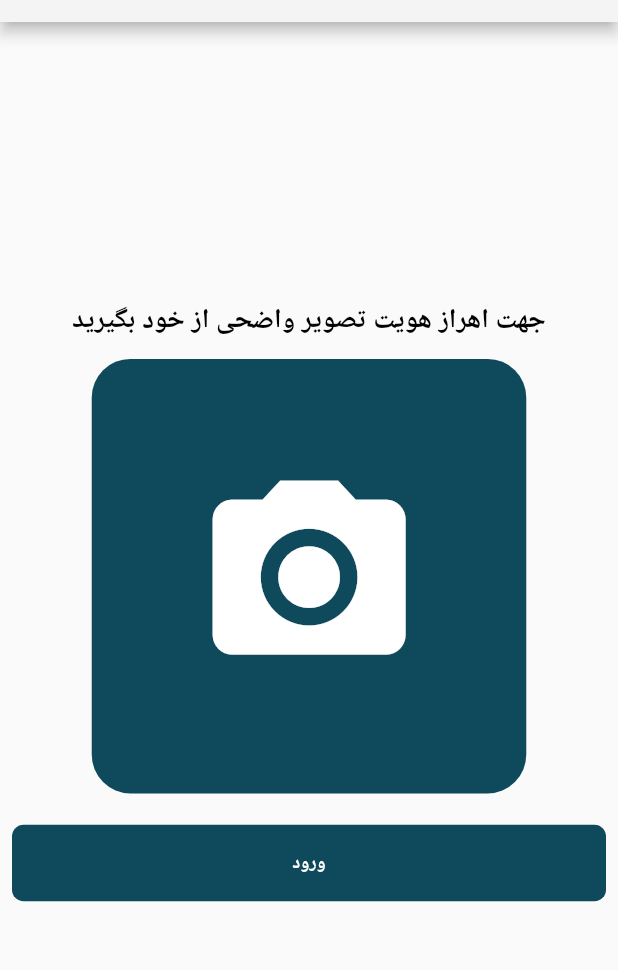
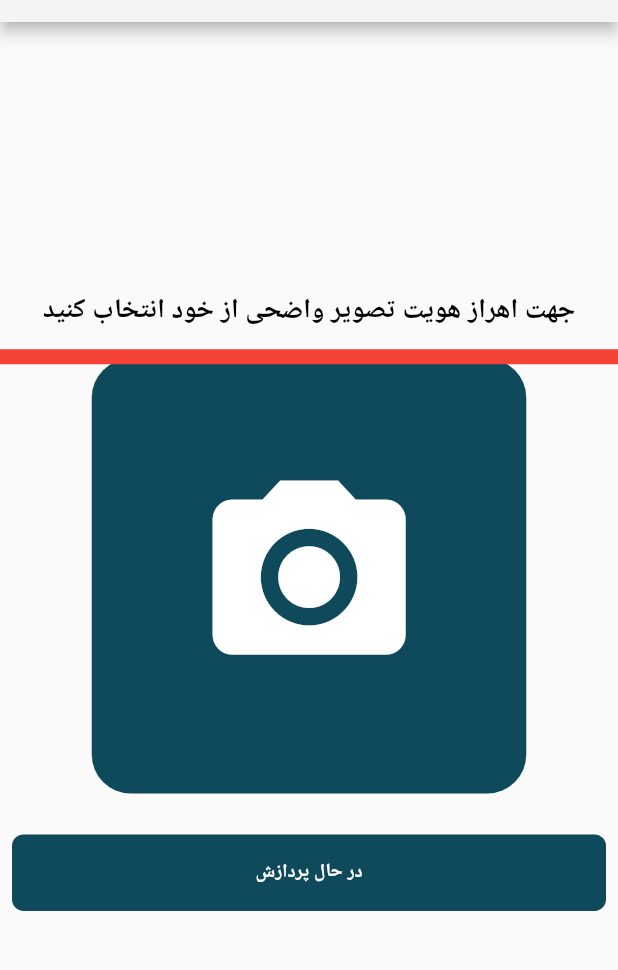
Before and after one commit to seena98/face-auhentication-flutter, a Flutter app: the screen it shows after launch, after a tap on "ورود", on a phone screen of 412 x 824 dp, the part 62-1032 px from its top. Run offline on Flutter 3.47's test engine with Material 2 defaults, Android fonts, the phone set to English and light mode, and no system bars; our stand-ins replace animated_splash_screen, bot_toast, dio, flutter_screenutil, image_cropper, image_picker and 1 more; accounts and stored records are empty; Roboto replaces fonts that are missing (Shabnam).

Commit message:
login improvements

```diff
--- a/lib/app/providers/login.provider.dart
+++ b/lib/app/providers/login.provider.dart
@@ -19,17 +19,20 @@ class LoginProvider extends ChangeNotifier {
   }
 
   Future login() async {
+    data = null;
     changeLoadingState(true);
     var img = await image.readAsBytes();
     try {
       var res = await ApiRequests().login(img);
 //      var res = await ApiRequests().register('mohammad','mahmooodi','${UniqueKey()}@qwe.rr',img);
       print(res);
-      if ((res).response.statusCode == 404)
+      if (res.statusCode == 404)
         BotToast.showSimpleNotification(
             title: "USER NOT FOUND :)", backgroundColor: Colors.red);
-      else
-        data = LoginModel.fromJson(res);
+      else if (res.statusCode == 400)
+        BotToast.showSimpleNotification(
+            title: res.data, backgroundColor: Colors.red);
+      else if (res.statusCode == 200) data = LoginModel.fromJson(res.data);
     } catch (e) {
       print("error in login : $e");
       BotToast.showSimpleNotification(title: "Some error occurred ..");
--- a/lib/app/repository/api.dart
+++ b/lib/app/repository/api.dart
@@ -3,7 +3,7 @@ import 'package:face_detection/app/config/config.dart';
 import 'package:http_parser/http_parser.dart';
 
 class ApiRequests {
-  Future<dynamic> login(image) async {
+  Future<Response> login(image) async {
     var request = await _getAuthRequester();
     try {
       var res = await request.post(LOGIN,
@@ -13,12 +13,12 @@ class ApiRequests {
                 filename:
                     "login_image_at_${DateTime.now().toIso8601String()}.jpg"),
           }));
-      return res.data;
+      return res;
     } catch (e) {
       print("incoming argument as PATH is : $LOGIN");
       for (var t in e.response.toString().split("\n")) print(t);
       print((e as DioError).error);
-      return (e as DioError);
+      return e.response;
     }
   }
 
--- a/lib/views/login.dart
+++ b/lib/views/login.dart
@@ -1,36 +1,137 @@
 import 'package:face_detection/app/providers/login.provider.dart';
+import 'package:face_detection/widgets/custom_button.dart';
 import 'package:face_detection/widgets/custom_drawer_item.dart';
-import 'package:face_detection/widgets/custom_image_holder.dart';
-import 'package:face_detection/widgets/custom_text_field.dart';
+import 'package:face_detection/widgets/widget_blinker.dart';
 import 'package:flutter/cupertino.dart';
 import 'package:flutter/material.dart';
 import 'package:flutter_screenutil/screenutil.dart';
 import 'package:provider/provider.dart';
 
-class LoginView extends StatelessWidget{
+class LoginView extends StatefulWidget {
+  @override
+  _LoginViewState createState() => _LoginViewState();
+}
+
+class _LoginViewState extends State<LoginView>
+    with SingleTickerProviderStateMixin {
+  AnimationController _controller;
+  Animation<double> animation;
+
+  @override
+  void initState() {
+    super.initState();
+    _controller =
+        AnimationController(vsync: this, duration: Duration(milliseconds: 500));
+    animation = Tween(
+      begin: 0.0,
+      end: ScreenUtil().setHeight(450),
+    ).animate(_controller);
+    _controller.forward();
+    _controller.addListener(() {
+      if (_controller.value == _controller.upperBound)
+        _controller.reverse();
+      else if (_controller.value == _controller.lowerBound)
+        _controller.forward();
+    });
+  }
+
   @override
   Widget build(BuildContext context) {
     return Scaffold(
       appBar: AppBar(
-        title: Text("Welcome 2 FaceRecognition",style: TextStyle(fontSize: ScreenUtil().setSp(40),color: Theme.of(context).accentColor),),
+        title: Text(
+          "Welcome 2 FaceRecognition",
+          style: TextStyle(
+              fontSize: ScreenUtil().setSp(40),
+              color: Theme.of(context).accentColor),
+        ),
       ),
       body: ChangeNotifierProvider(
-          create: (_)=>LoginProvider(),
+        create: (_) => LoginProvider(),
         child: Consumer<LoginProvider>(
-          builder: (context,value,child){
-            if(value.data == null)
-              return CustomImageHolder("جهت اهراز هویت تصویر واضحی از خود بگیرید",onTap: ()=>value.getImage(),imageFilePath: value.image,loginCallback: ()=>value.login(),);
-            return Center(
-              child: ListView(
-                shrinkWrap: true,
-
+          builder: (context, value, child) {
+            return Column(
+              mainAxisSize: MainAxisSize.max,
+              mainAxisAlignment: MainAxisAlignment.center,
               children: [
+                WidgetBlinker(Padding(
+                  padding: EdgeInsets.symmetric(
+                      vertical: ScreenUtil().setHeight(20)),
+                  child: Text(
+                    value.data == null
+                        ? "جهت اهراز هویت تصویر واضحی از خود انتخاب کنید"
+                        : value.data.firstName + " " + value.data.lastName,
+                    style: TextStyle(
+                        fontSize: ScreenUtil().setSp(35),
+                        fontWeight: FontWeight.bold),
+                  ),
+                )),
+                Center(
+                  child: Container(
+                    height: ScreenUtil().setHeight(470),
+                    child: Stack(
+                      alignment: Alignment.topCenter,
+                      children: [
+                        Center(
+                          child: GestureDetector(
+                            onTap: () => value.isLoading
+                                ? null
+                                : value.getImage(), //TODO capture image
+                            child: Container(
+                              height: ScreenUtil().setHeight(450),
+                              width: ScreenUtil().setHeight(450),
+                              decoration: BoxDecoration(
+                                  color: Theme.of(context).accentColor,
+                                  borderRadius: BorderRadius.all(
+                                      Radius.circular(
+                                          ScreenUtil().setWidth(50)))),
+                              child: value.image == null
+                                  ? Center(
+                                      child: Icon(
+                                        Icons.photo_camera,
+                                        color: Colors.white,
+                                        size: ScreenUtil().setWidth(300),
+                                      ),
+                                    )
+                                  : Image.file(
+                                      value.image,
+                                      fit: BoxFit.contain,
+                                    ),
+                            ),
+                          ),
+                        ),
+                        !value.isLoading
+                            ? Container()
+                            : AnimatedBuilder(
+                                animation: _controller,
+                                builder: (context, child) {
+                                  return Transform.translate(
+                                    child: Container(
+                                        width: double.maxFinite,
+                                        height: 10,
+                                        color: Colors.red),
+                                    offset: Offset(0, animation.value),
+                                  );
+                                }),
+                      ],
+                    ),
+                  ),
+                ),
                 SizedBox(
                   height: ScreenUtil().setHeight(20),
                 ),
-                  CustomImageHolder(value.data.firstName+" "+value.data.lastName,)
+                Padding(
+                  padding: const EdgeInsets.all(8.0),
+                  child: IgnorePointer(
+                    ignoring: value.isLoading ?? false,
+                    child: CustomButton(
+                      text: value.isLoading ? "در حال پردازش" : "ورود",
+                      onPressed: () => value.login(),
+                      isPrimary: true,
+                    ),
+                  ),
+                )
               ],
-              ),
             );
           },
         ),
@@ -61,23 +162,30 @@ class LoginView extends StatelessWidget{
             ),
             CustomDrawerItem(
               "Sign-Up",
-              ()=>Navigator.pushNamed(context, "register"),
+              () => Navigator.pushNamed(context, "register"),
             ),
             CustomDrawerItem(
               "Call-Me",
-              ()=>Navigator.pushNamed(context, "register"),
+              () => Navigator.pushNamed(context, "register"),
             ),
             CustomDrawerItem(
               "Developers",
-              ()=>Navigator.pushNamed(context, "Developers"),
+              () => Navigator.pushNamed(context, "Developers"),
             ),
             Spacer(),
-            Text("SRU UNIVERSITY",style: TextStyle(fontSize: ScreenUtil().setSp(30),fontWeight: FontWeight.bold,color: Colors.black.withOpacity(.5)),),
-            SizedBox(height: ScreenUtil().setHeight(50),)
+            Text(
+              "SRU UNIVERSITY",
+              style: TextStyle(
+                  fontSize: ScreenUtil().setSp(30),
+                  fontWeight: FontWeight.bold,
+                  color: Colors.black.withOpacity(.5)),
+            ),
+            SizedBox(
+              height: ScreenUtil().setHeight(50),
+            )
           ],
         ),
       ),
     );
   }
-
 }
--- a/lib/views/splash_screen.dart
+++ b/lib/views/splash_screen.dart
@@ -3,17 +3,17 @@ import 'package:face_detection/views/login.dart';
 import 'package:flutter/material.dart';
 import 'package:flutter_screenutil/screenutil.dart';
 
-class SplashView extends StatelessWidget{
+class SplashView extends StatelessWidget {
   @override
   Widget build(BuildContext context) {
-    ScreenUtil.init(context,designSize: Size(800,1280), allowFontScaling: false);
+    ScreenUtil.init(context,
+        designSize: Size(800, 1280), allowFontScaling: false);
+    return LoginView();
     return AnimatedSplashScreen(
-        duration: 3000,//sec
+        duration: 3000, //sec
         splash: Icons.tag_faces_sharp,
         nextScreen: LoginView(),
         splashTransition: SplashTransition.fadeTransition,
-        backgroundColor: Theme.of(context).primaryColor
-    );
+        backgroundColor: Theme.of(context).primaryColor);
   }
-
 }
```
Lines whose indentation alone changed are shown as unchanged.
